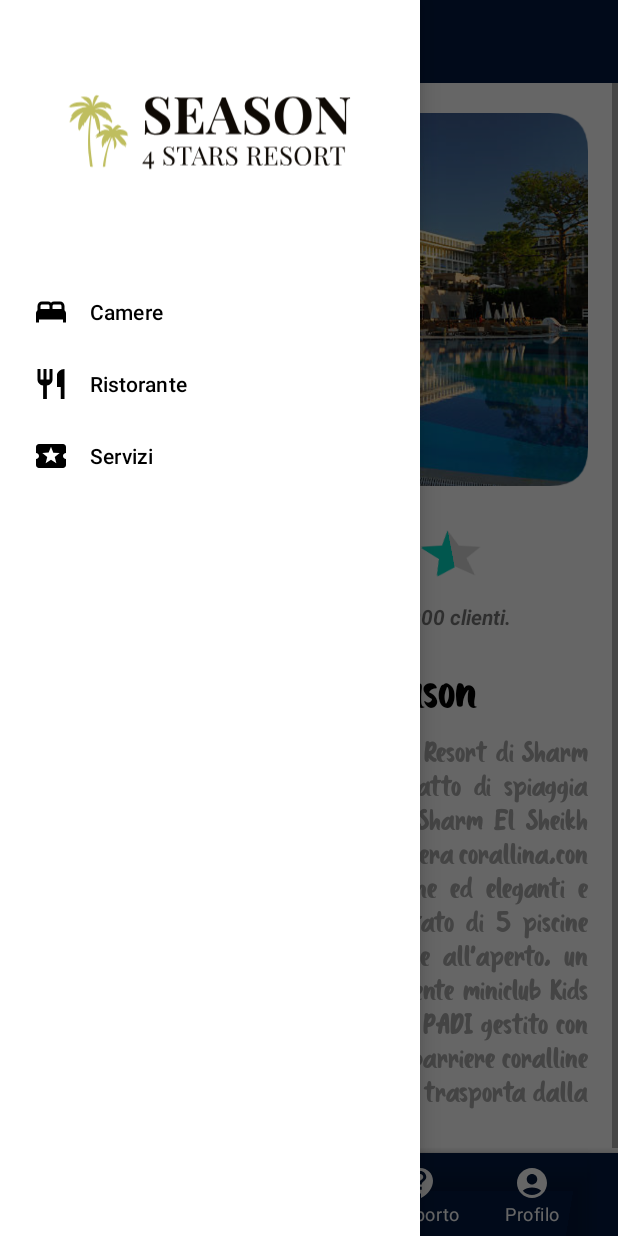
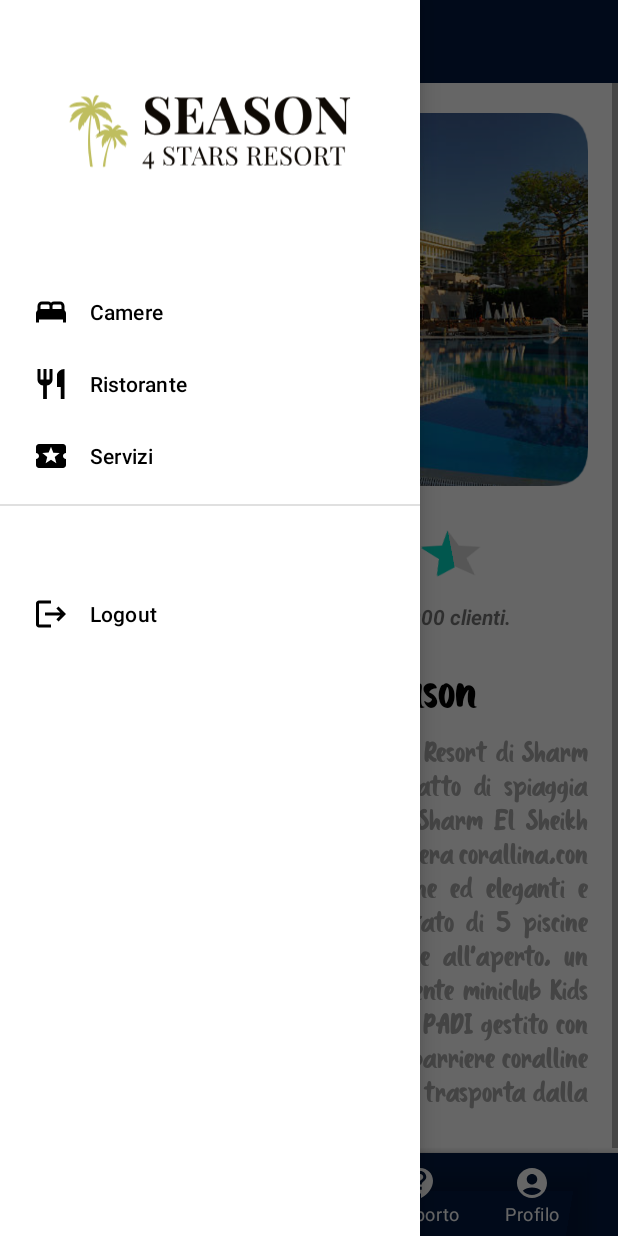
Before and after one commit to MaxQuello/SeasonApp, an Android app: the screen it shows after launch (MainActivity), with the side drawer open, on a phone screen of 412 x 824 dp. Run offline under Robolectric (Android 15) with nearby library versions, the phone set to English and light mode, and no system bars.

Commit message:
logout aggiunto

```diff
--- /dev/null
+++ b/app/src/main/res/drawable/baseline_logout_24.xml
@@ -0,0 +1,5 @@
+<vector android:autoMirrored="true" android:height="24dp"
+    android:tint="#000000" android:viewportHeight="24"
+    android:viewportWidth="24" android:width="24dp" xmlns:android="http://schemas.android.com/apk/res/android">
+    <path android:fillColor="@android:color/white" android:pathData="M17,7l-1.41,1.41L18.17,11H8v2h10.17l-2.58,2.58L17,17l5,-5zM4,5h8V3H4c-1.1,0 -2,0.9 -2,2v14c0,1.1 0.9,2 2,2h8v-2H4V5z"/>
+</vector>
--- a/app/src/main/res/menu/menu_drawer.xml
+++ b/app/src/main/res/menu/menu_drawer.xml
@@ -21,4 +21,14 @@
             android:title="Servizi" />
     </group>
 
+    <item
+        android:title="">
+        <menu>
+            <item
+                android:id="@+id/nav_logout"
+                android:icon="@drawable/baseline_logout_24"
+                android:title="Logout"/>
+        </menu>
+    </item>
+
 </menu>
```
